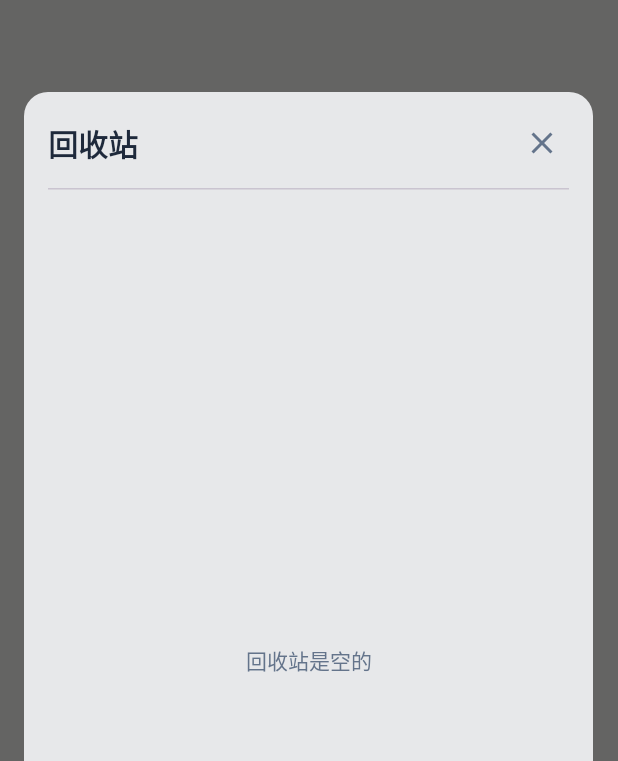
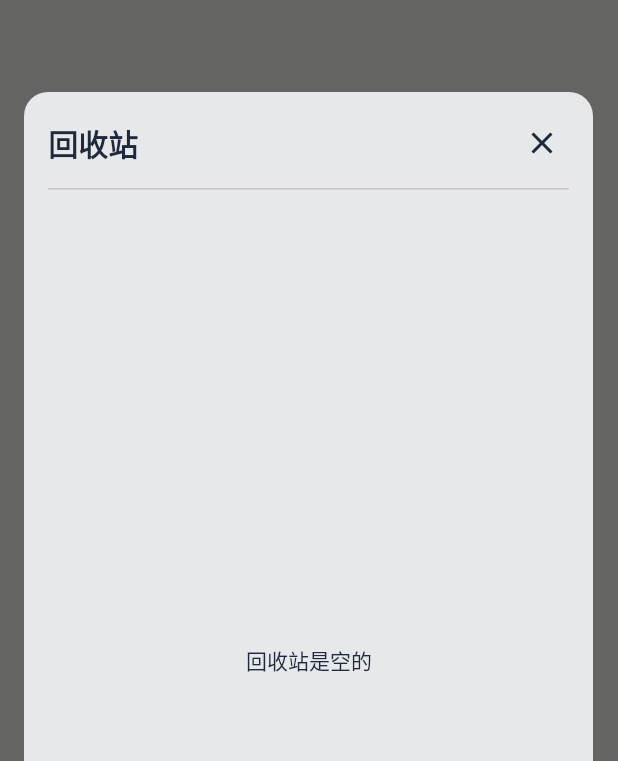
Before and after one commit to zxf1812108-create/FeiNote, an Android app built with Jetpack Compose: the composable TrashBinDialog called with empty values, on a phone screen of 412 x 824 dp. Shown: the top 761 px of the screen. Run offline under Robolectric (Android 15) with nearby library versions, the phone set to English and light mode, and no system bars; 2 statements that could not run were skipped.

Commit message:
Update TrashBinDialog.kt

```diff
--- a/app/src/main/java/com/feiji/bulletnotes/ui/TrashBinDialog.kt
+++ b/app/src/main/java/com/feiji/bulletnotes/ui/TrashBinDialog.kt
@@ -46,8 +46,6 @@ import androidx.compose.ui.unit.sp
 import androidx.compose.ui.window.Dialog
 import androidx.compose.ui.window.DialogProperties
 import com.feiji.bulletnotes.data.NoteEntity
-import com.feiji.bulletnotes.ui.theme.AccentDanger
-import com.feiji.bulletnotes.ui.theme.SlateMuted
 
 @Composable
 fun TrashBinDialog(
@@ -99,7 +97,7 @@ fun TrashBinDialog(
                     if (trashNotes.isNotEmpty()) {
                         TextButton(
                             onClick = { showConfirmClearAllDialog = true },
-                            colors = ButtonDefaults.textButtonColors(contentColor = AccentDanger)
+                            colors = ButtonDefaults.textButtonColors(contentColor = MaterialTheme.colorScheme.onSurface)
                         ) {
                             Icon(
                                 imageVector = Icons.Default.DeleteForever,
@@ -125,7 +123,7 @@ fun TrashBinDialog(
                         Icon(
                             imageVector = Icons.Default.Close,
                             contentDescription = "关闭",
-                            tint = SlateMuted
+                            tint = MaterialTheme.colorScheme.onSurface
                         )
                     }
                 }
@@ -144,7 +142,7 @@ fun TrashBinDialog(
                         Text(
                             text = "回收站是空的",
                             style = MaterialTheme.typography.bodyMedium,
-                            color = SlateMuted
+                            color = MaterialTheme.colorScheme.onSurface
                         )
                     }
                 } else {
@@ -180,7 +178,7 @@ fun TrashBinDialog(
                                         Text(
                                             text = "原日期: ${note.dateString}",
                                             fontSize = 11.sp,
-                                            color = SlateMuted
+                                            color = MaterialTheme.colorScheme.onSurface
                                         )
                                     }
 
@@ -218,7 +216,7 @@ fun TrashBinDialog(
                         showConfirmClearAllDialog = false
                         onDeleteBeforeToday()
                     },
-                    colors = ButtonDefaults.textButtonColors(contentColor = AccentDanger)
+                    colors = ButtonDefaults.textButtonColors(contentColor = MaterialTheme.colorScheme.onSurface)
                 ) {
                     Text(text = "确认删除", fontWeight = FontWeight.Bold)
                 }
```
